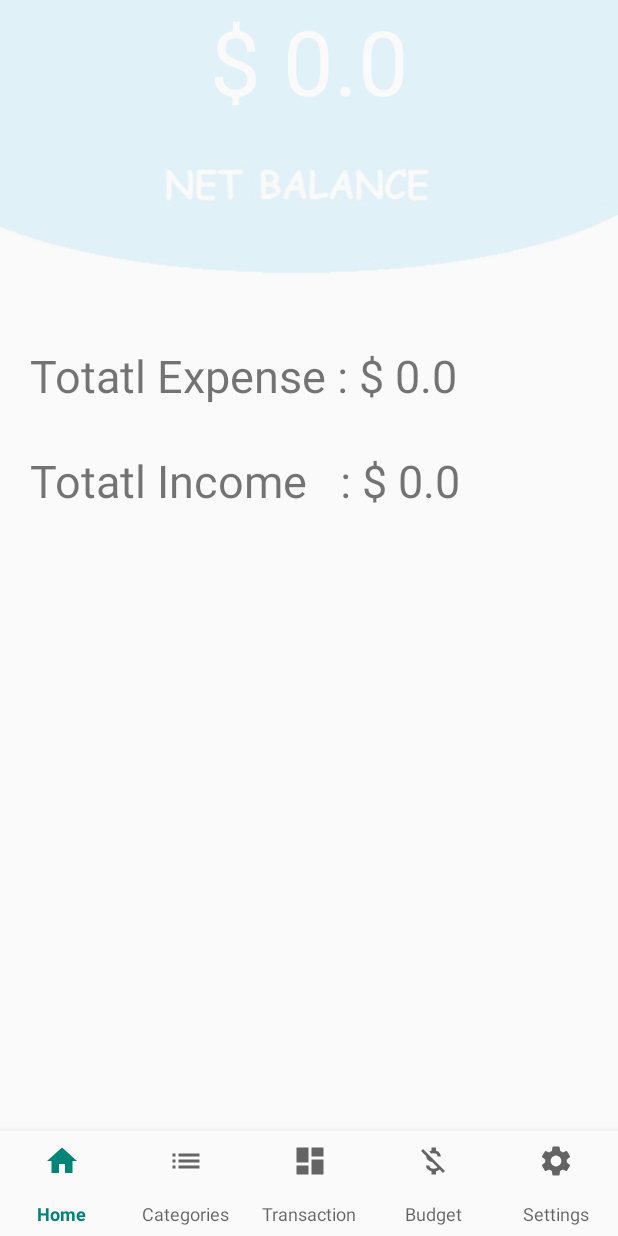
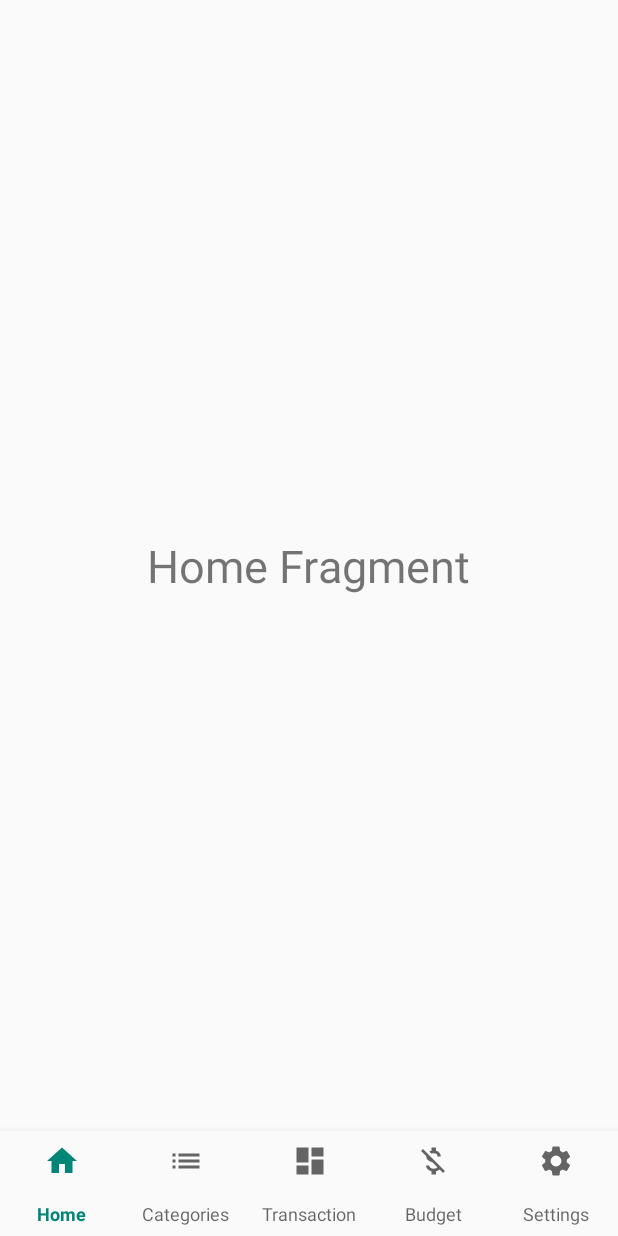
Before and after one commit to VishnuJayanand/PocketControl, an Android app: the screen it shows after launch (MainActivity), on a phone screen of 412 x 824 dp. Run offline under Robolectric (Android 15) with nearby library versions, the phone set to English and light mode, and no system bars; our stand-ins replace Room's generated code.

Commit message:
Revert "implemented home screen"
This reverts commit dd5a5623af01990cefac9bbd71b5385126b51fa3

```diff
--- a/app/src/main/java/com/droidlabs/pocketcontrol/db/PocketControlDB.java
+++ b/app/src/main/java/com/droidlabs/pocketcontrol/db/PocketControlDB.java
@@ -158,11 +158,11 @@ public abstract class PocketControlDB extends RoomDatabase {
         paymentModeDao.insert(paymentMode);
 
         Transaction transactionA = new Transaction(300f, 2, String.valueOf(rentCatId), today, "");
-        Transaction transactionB = new Transaction(200f, 1, String.valueOf(shoppingCatId), today, "");
+        Transaction transactionB = new Transaction(-200f, 1, String.valueOf(shoppingCatId), today, "");
         Transaction transactionC = new Transaction(100f, 2, String.valueOf(studyCatId), today, "");
-        Transaction transactionD = new Transaction(250f, 1, String.valueOf(transportCatId), today, "");
-        Transaction transactionE = new Transaction(250f, 1, String.valueOf(healthCatId), today, "");
-        Transaction transactionF = new Transaction(250f, 1, String.valueOf(foodId), today, "");
+        Transaction transactionD = new Transaction(-250f, 1, String.valueOf(transportCatId), today, "");
+        Transaction transactionE = new Transaction(-250f, 1, String.valueOf(healthCatId), today, "");
+        Transaction transactionF = new Transaction(-250f, 1, String.valueOf(foodId), today, "");
         transactionDao.insert(transactionA);
         transactionDao.insert(transactionB);
         transactionDao.insert(transactionC);
--- a/app/src/main/java/com/droidlabs/pocketcontrol/ui/home/HomeFragment.java
+++ b/app/src/main/java/com/droidlabs/pocketcontrol/ui/home/HomeFragment.java
@@ -4,63 +4,16 @@ import android.os.Bundle;
 import android.view.LayoutInflater;
 import android.view.View;
 import android.view.ViewGroup;
-import android.view.animation.Animation;
-import android.view.animation.AnimationUtils;
-
-import android.widget.TextView;
-
 import androidx.annotation.Nullable;
 import androidx.fragment.app.Fragment;
 import com.droidlabs.pocketcontrol.R;
-import com.droidlabs.pocketcontrol.db.PocketControlDB;
-import com.droidlabs.pocketcontrol.db.transaction.Transaction;
-import com.droidlabs.pocketcontrol.db.transaction.TransactionDao;
-
-import java.util.List;
 
 
 public class HomeFragment extends Fragment {
-
-    private PocketControlDB db = PocketControlDB.getDatabase(getContext());
-    private Animation topAnimation;
-    private TextView textViewAmount, textViewExpense, textViewIncome;
-    private TransactionDao transactionDao;
-    private Float totalAmount = 0f;
-    private Float totalExpense = 0f;
-    private Float totalIncome = 0f;
-    private List<Transaction> allTransactions;
-
     @Nullable
     @Override
     public final View onCreateView(
             final LayoutInflater inf, final @Nullable ViewGroup container, final @Nullable Bundle savedInstanceState) {
-        View view = inf.inflate(R.layout.fragment_home, container, false);
-
-        textViewAmount = view.findViewById(R.id.homeScreenTop);
-        textViewIncome = view.findViewById(R.id.homeScreenTotalIncome);
-        textViewExpense = view.findViewById(R.id.homeScreenTotalExpense);
-
-        topAnimation = AnimationUtils.loadAnimation(getContext(), R.anim.top_animation);
-        textViewAmount.setAnimation(topAnimation);
-
-        transactionDao = db.transactionDao();
-        allTransactions = transactionDao.getAllTransactions();
-
-        if (!allTransactions.isEmpty()) {
-            for (Transaction transaction: allTransactions) {
-                if (transaction.getType().equals(1)) {
-                    totalExpense += transaction.getAmount();
-                } else {
-                    totalIncome += transaction.getAmount();
-                }
-            }
-        }
-        totalAmount =  totalIncome - totalExpense;
-
-        textViewExpense.setText("Totatl Expense : $ " + totalExpense.toString());
-        textViewIncome.setText("Totatl Income   : $ " + totalIncome.toString());
-        textViewAmount.setText("$ " + totalAmount.toString());
-
-        return view;
+        return inf.inflate(R.layout.fragment_home, container, false);
     }
 }
--- a/app/src/main/res/layout/fragment_home.xml
+++ b/app/src/main/res/layout/fragment_home.xml
@@ -1,50 +1,13 @@
 <?xml version="1.0" encoding="utf-8"?>
 <RelativeLayout xmlns:android="http://schemas.android.com/apk/res/android"
-    xmlns:app="http://schemas.android.com/apk/res-auto"
     android:layout_width="match_parent"
     android:layout_height="match_parent">
 
-    <LinearLayout
-        android:layout_width="match_parent"
-        android:layout_height="200dp"
-        android:orientation="vertical">
-
-
-        <TextView
-            android:id="@+id/homeScreenTop"
-            android:layout_width="match_parent"
-            android:layout_height="wrap_content"
-            android:background="@drawable/homescreentop"
-            android:textAlignment="center"
-            android:textColor="#FFFFFF"
-            android:textColorHighlight="#EDF4F6"
-            android:textColorLink="#337BB5"
-            android:textSize="60dp" />
-    </LinearLayout>
-
-    <LinearLayout
-        android:layout_width="match_parent"
-        android:layout_height="200dp"
-        android:orientation="vertical"
-        android:layout_marginTop="200dp">
-
-        <TextView
-            android:layout_width="match_parent"
-            android:layout_height="40dp"
-            android:id="@+id/homeScreenTotalExpense"
-            android:textSize="30dp"
-            android:layout_marginStart="20dp"
-            android:layout_marginTop="30dp"
-            />
-        <TextView
-            android:layout_width="match_parent"
-            android:layout_height="40dp"
-            android:id="@+id/homeScreenTotalIncome"
-            android:textSize="30dp"
-            android:layout_marginStart="20dp"
-            android:layout_marginTop="30dp"
-            />
-
-    </LinearLayout>
+    <TextView
+        android:layout_width="wrap_content"
+        android:layout_height="wrap_content"
+        android:text="Home Fragment"
+        android:textSize="30dp"
+        android:layout_centerInParent="true"/>
 
 </RelativeLayout>
```
Also changed, not shown: app/src/main/res/drawable/homescreentop.jpg (deleted).
